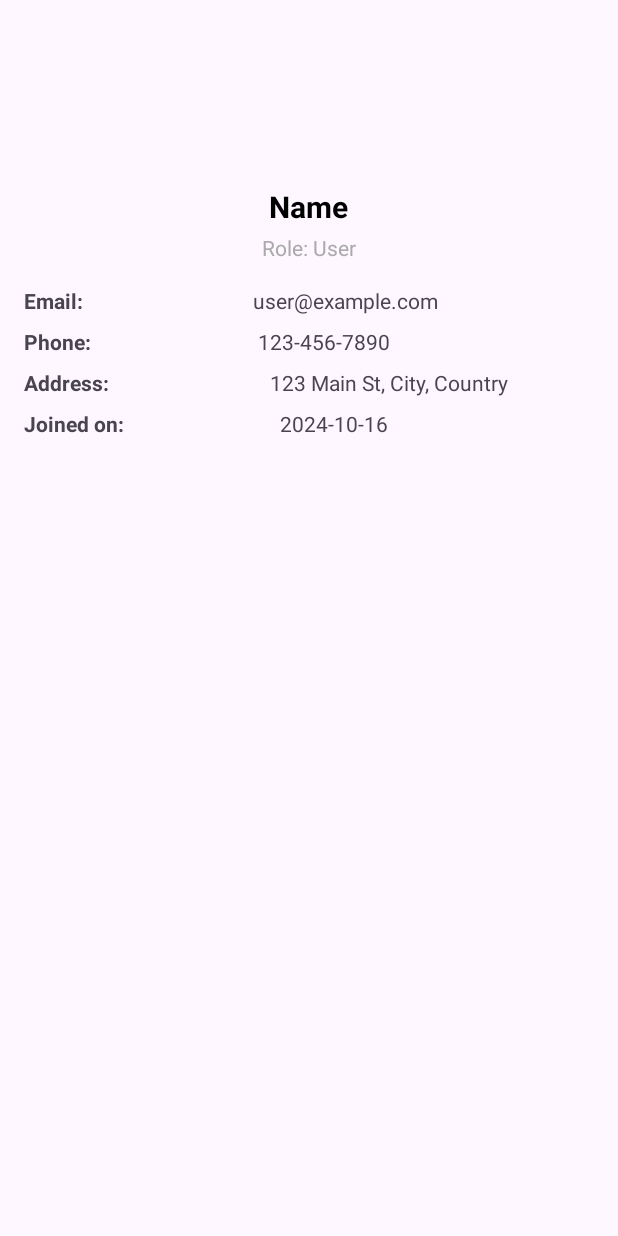
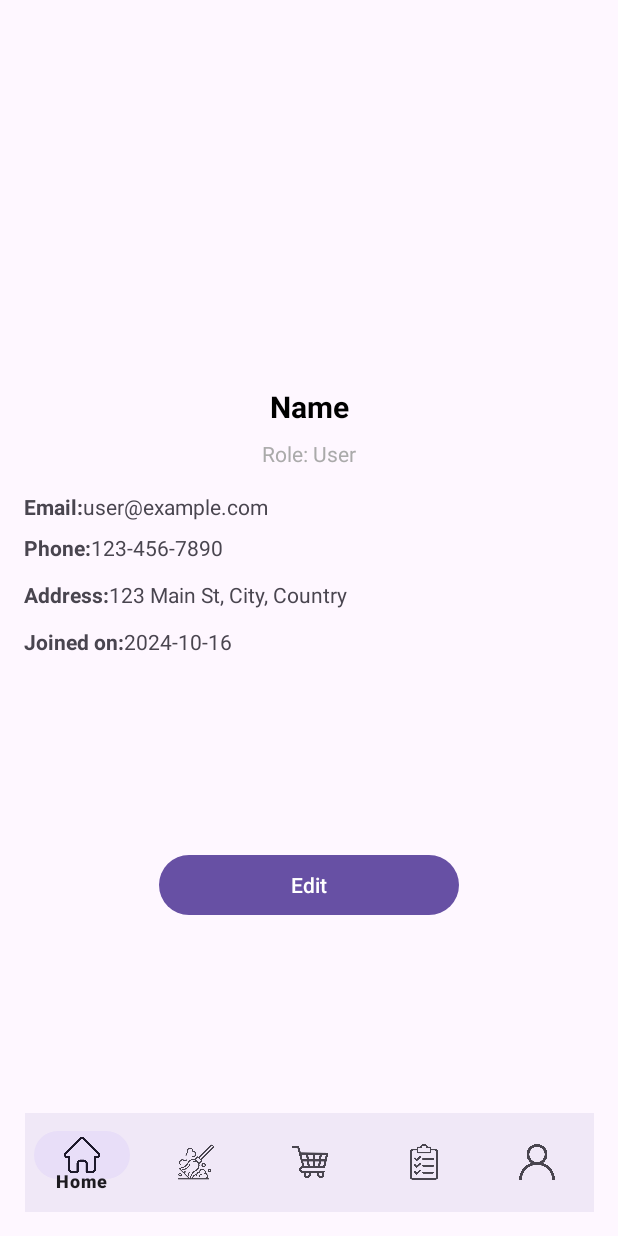
Before and after one commit to TiVooooo/PRM392_HomeBuddy_App, an Android app: the layout activity_user_profile.xml on its own in the app's theme, with its tools: preview values and no code run, on a phone screen of 412 x 824 dp. Run offline under Robolectric (Android 15) with nearby library versions, the phone set to English and light mode, and no system bars.

Commit message:
update user profile

```diff
--- a/app/src/main/AndroidManifest.xml
+++ b/app/src/main/AndroidManifest.xml
@@ -17,7 +17,7 @@
         android:theme="@style/Theme.PRM392_HomeBuddy_App"
         tools:targetApi="31">
         <activity
-            android:name=".UserProfileActivity"
+            android:name=".MainActivity"
             android:exported="true"
             android:theme="@style/Theme.PRM392_HomeBuddy_App">
             <intent-filter>
@@ -27,6 +27,8 @@
             </intent-filter>
         </activity>
 
+        <activity android:name=".UserProfileActivity" />
+
     </application>
     <uses-permission android:name="android.permission.INTERNET"/>
 
--- a/app/src/main/java/com/example/prm392_homebuddy_app/MainActivity.java
+++ b/app/src/main/java/com/example/prm392_homebuddy_app/MainActivity.java
@@ -1,5 +1,6 @@
 package com.example.prm392_homebuddy_app;
 
+import android.content.Intent;
 import android.os.Bundle;
 import android.view.View;
 import android.widget.TextView;
@@ -57,8 +58,12 @@ public class MainActivity extends AppCompatActivity {
                     title.setText("Dashboard");
                 } else if (destination.getId() == R.id.navigation_cleanup) {
                     title.clearComposingText();
-
                     title.setText("Cleaning Supplies");
+                }else if(destination.getId() == R.id.navigation_account) {
+                    title.clearComposingText();
+                    title.setText("Profile");
+                    Intent intent = new Intent(MainActivity.this, UserProfileActivity.class);
+                    startActivity(intent);
                 } else {
                     title.setText("Title");
                 }
--- a/app/src/main/java/com/example/prm392_homebuddy_app/UserProfileActivity.java
+++ b/app/src/main/java/com/example/prm392_homebuddy_app/UserProfileActivity.java
@@ -55,7 +55,6 @@ public class UserProfileActivity extends AppCompatActivity {
     }
 
     private void displayUserData(Map<String, Object> userData) {
-        // Lấy dữ liệu từ userData và gán vào các TextView/ImageView
         textViewName.setText((String) userData.get("name"));
         textViewEmail.setText((String) userData.get("email"));
         textViewPhone.setText((String) userData.get("phone"));
@@ -63,7 +62,6 @@ public class UserProfileActivity extends AppCompatActivity {
         textViewRole.setText((String) userData.get("role"));
         textViewCreatedAt.setText((String) userData.get("createdAt"));
 
-        // Hiển thị ảnh đại diện nếu có
         String avatarUrl = (String) userData.get("avatar");
         if (avatarUrl != null && !avatarUrl.isEmpty()) {
             Glide.with(this)
--- a/app/src/main/res/layout/activity_user_profile.xml
+++ b/app/src/main/res/layout/activity_user_profile.xml
@@ -1,125 +1,152 @@
-<!-- res/layout/activity_user_profile.xml -->
-<LinearLayout xmlns:android="http://schemas.android.com/apk/res/android"
+<?xml version="1.0" encoding="utf-8"?>
+<androidx.constraintlayout.widget.ConstraintLayout
+    xmlns:android="http://schemas.android.com/apk/res/android"
+    xmlns:app="http://schemas.android.com/apk/res-auto"
+    xmlns:tools="http://schemas.android.com/tools"
     android:layout_width="match_parent"
     android:layout_height="match_parent"
-    android:orientation="vertical"
     android:padding="16dp">
 
     <ImageView
         android:id="@+id/imageViewAvatar"
-        android:layout_width="100dp"
-        android:layout_height="100dp"
-        android:layout_gravity="center"
+        android:layout_width="136dp"
+        android:layout_height="189dp"
+        android:background="?attr/selectableItemBackgroundBorderless"
         android:scaleType="centerCrop"
-        android:background="?attr/selectableItemBackgroundBorderless" />
-
-    <!-- User's Name -->
-    <TextView
-        android:id="@+id/textViewName"
-        android:layout_width="wrap_content"
-        android:layout_height="wrap_content"
-        android:text="Name"
-        android:textSize="20sp"
-        android:textStyle="bold"
-        android:layout_marginTop="8dp"
-        android:layout_gravity="center"
-        android:textColor="@android:color/black" />
-
-    <!-- Role -->
-    <TextView
-        android:id="@+id/textViewRole"
-        android:layout_width="wrap_content"
-        android:layout_height="wrap_content"
-        android:text="Role: User"
-        android:layout_gravity="center"
-        android:textColor="@android:color/darker_gray"
-        android:layout_marginTop="4dp" />
-
-    <!-- Email -->
-    <LinearLayout
-        android:layout_width="match_parent"
-        android:layout_height="wrap_content"
-        android:orientation="horizontal"
-        android:layout_marginTop="16dp">
-
-        <TextView
-            android:layout_width="wrap_content"
-            android:layout_height="wrap_content"
-            android:text="Email:"
-            android:textStyle="bold"
-            android:layout_weight="1" />
+        app:layout_constraintBottom_toTopOf="@+id/textViewName"
+        app:layout_constraintEnd_toEndOf="parent"
+        app:layout_constraintHorizontal_bias="0.498"
+        app:layout_constraintStart_toStartOf="parent"
+        app:layout_constraintTop_toTopOf="parent" />
 
     <TextView
         android:id="@+id/textViewEmail"
         android:layout_width="0dp"
         android:layout_height="wrap_content"
-            android:layout_weight="2"
-            android:text="user@example.com" />
-    </LinearLayout>
-
-    <!-- Phone -->
-    <LinearLayout
-        android:layout_width="match_parent"
-        android:layout_height="wrap_content"
-        android:orientation="horizontal"
-        android:layout_marginTop="8dp">
+        android:layout_marginTop="16dp"
+        android:text="user@example.com"
+        app:layout_constraintEnd_toEndOf="parent"
+        app:layout_constraintHorizontal_bias="0.0"
+        app:layout_constraintStart_toEndOf="@+id/textViewEmailLabel"
+        app:layout_constraintTop_toBottomOf="@+id/textViewRole" />
 
     <TextView
+        android:id="@+id/textViewEmailLabel"
         android:layout_width="wrap_content"
         android:layout_height="wrap_content"
+        android:layout_marginTop="16dp"
+        android:text="Email:"
+        android:textStyle="bold"
+        app:layout_constraintStart_toStartOf="parent"
+        app:layout_constraintTop_toBottomOf="@+id/textViewRole" />
+
+    <TextView
+        android:id="@+id/textViewAddressLabel"
+        android:layout_width="wrap_content"
+        android:layout_height="wrap_content"
+        android:layout_marginTop="12dp"
+        android:text="Address:"
+        android:textStyle="bold"
+        app:layout_constraintStart_toStartOf="parent"
+        app:layout_constraintTop_toBottomOf="@+id/textViewPhone" />
+
+    <TextView
+        android:id="@+id/textViewRole"
+        android:layout_width="wrap_content"
+        android:layout_height="wrap_content"
+        android:layout_marginTop="8dp"
+        android:text="Role: User"
+        android:textColor="@android:color/darker_gray"
+        app:layout_constraintEnd_toEndOf="parent"
+        app:layout_constraintHorizontal_bias="0.501"
+        app:layout_constraintStart_toStartOf="parent"
+        app:layout_constraintTop_toBottomOf="@+id/textViewName" />
+
+    <TextView
+        android:id="@+id/textViewAddress"
+        android:layout_width="0dp"
+        android:layout_height="wrap_content"
+        android:layout_marginTop="12dp"
+        android:text="123 Main St, City, Country"
+        app:layout_constraintEnd_toEndOf="parent"
+        app:layout_constraintHorizontal_bias="0.0"
+        app:layout_constraintStart_toEndOf="@+id/textViewAddressLabel"
+        app:layout_constraintTop_toBottomOf="@+id/textViewPhone" />
+
+    <TextView
+        android:id="@+id/textViewCreatedAtLabel"
+        android:layout_width="wrap_content"
+        android:layout_height="wrap_content"
+        android:layout_marginTop="12dp"
+        android:text="Joined on:"
+        android:textStyle="bold"
+        app:layout_constraintStart_toStartOf="parent"
+        app:layout_constraintTop_toBottomOf="@+id/textViewAddress" />
+
+    <TextView
+        android:id="@+id/textViewPhoneLabel"
+        android:layout_width="wrap_content"
+        android:layout_height="wrap_content"
+        android:layout_marginTop="8dp"
         android:text="Phone:"
         android:textStyle="bold"
-            android:layout_weight="1" />
+        app:layout_constraintStart_toStartOf="parent"
+        app:layout_constraintTop_toBottomOf="@+id/textViewEmail" />
+
+    <TextView
+        android:id="@+id/textViewName"
+        android:layout_width="wrap_content"
+        android:layout_height="wrap_content"
+        android:layout_marginTop="52dp"
+        android:text="Name"
+        android:textColor="@android:color/black"
+        android:textSize="20sp"
+        android:textStyle="bold"
+        app:layout_constraintEnd_toEndOf="parent"
+        app:layout_constraintStart_toStartOf="parent"
+        app:layout_constraintTop_toBottomOf="@+id/imageViewAvatar" />
+
+    <TextView
+        android:id="@+id/textViewCreatedAt"
+        android:layout_width="0dp"
+        android:layout_height="wrap_content"
+        android:layout_marginTop="12dp"
+        android:text="2024-10-16"
+        app:layout_constraintEnd_toEndOf="parent"
+        app:layout_constraintHorizontal_bias="0.0"
+        app:layout_constraintStart_toEndOf="@+id/textViewCreatedAtLabel"
+        app:layout_constraintTop_toBottomOf="@+id/textViewAddress" />
 
     <TextView
         android:id="@+id/textViewPhone"
         android:layout_width="0dp"
         android:layout_height="wrap_content"
-            android:layout_weight="2"
-            android:text="123-456-7890" />
-    </LinearLayout>
+        android:layout_marginTop="8dp"
+        android:text="123-456-7890"
+        app:layout_constraintEnd_toEndOf="parent"
+        app:layout_constraintHorizontal_bias="0.0"
+        app:layout_constraintStart_toEndOf="@+id/textViewPhoneLabel"
+        app:layout_constraintTop_toBottomOf="@+id/textViewEmail" />
 
-    <!-- Address -->
-    <LinearLayout
-        android:layout_width="match_parent"
+    <Button
+        android:id="@+id/button"
+        android:layout_width="200dp"
         android:layout_height="wrap_content"
-        android:orientation="horizontal"
-        android:layout_marginTop="8dp">
+        android:text="Edit"
+        app:layout_constraintTop_toBottomOf="@+id/textViewCreatedAt"
+        app:layout_constraintEnd_toEndOf="parent"
+        app:layout_constraintStart_toStartOf="parent"
+        app:layout_constraintBottom_toTopOf="@+id/nav_view"/>
 
-        <TextView
-            android:layout_width="wrap_content"
-            android:layout_height="wrap_content"
-            android:text="Address:"
-            android:textStyle="bold"
-            android:layout_weight="1" />
+    <com.google.android.material.bottomnavigation.BottomNavigationView
+        android:id="@+id/nav_view"
+        android:layout_width="379dp"
+        android:layout_height="66dp"
+        android:background="?android:attr/windowBackground"
+        app:layout_constraintBottom_toBottomOf="parent"
+        app:layout_constraintEnd_toEndOf="parent"
+        app:layout_constraintHorizontal_bias="0.512"
+        app:layout_constraintStart_toStartOf="parent"
+        app:menu="@menu/bottom_nav_menu" />
 
-        <TextView
-            android:id="@+id/textViewAddress"
-            android:layout_width="0dp"
-            android:layout_height="wrap_content"
-            android:layout_weight="2"
-            android:text="123 Main St, City, Country" />
-    </LinearLayout>
-
-    <!-- Created At -->
-    <LinearLayout
-        android:layout_width="match_parent"
-        android:layout_height="wrap_content"
-        android:orientation="horizontal"
-        android:layout_marginTop="8dp">
-
-        <TextView
-            android:layout_width="wrap_content"
-            android:layout_height="wrap_content"
-            android:text="Joined on:"
-            android:textStyle="bold"
-            android:layout_weight="1" />
-
-        <TextView
-            android:id="@+id/textViewCreatedAt"
-            android:layout_width="0dp"
-            android:layout_height="wrap_content"
-            android:layout_weight="2"
-            android:text="2024-10-16" />
-    </LinearLayout>
-</LinearLayout>
+</androidx.constraintlayout.widget.ConstraintLayout>
```
Lines whose indentation alone changed are shown as unchanged.
